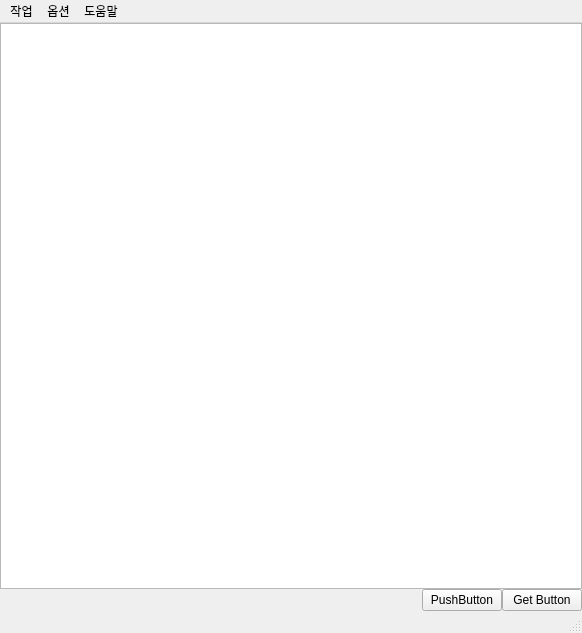
Qt form src/ui/MainWindow.ui (gyuha/wolf-catcher) before a commit.
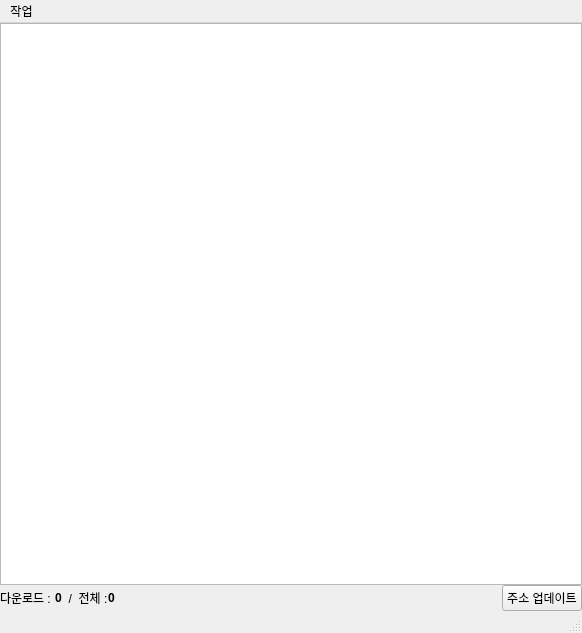
The same form after that commit.

```diff
--- a/src/ui/MainWindow.ui
+++ b/src/ui/MainWindow.ui
@@ -44,6 +44,44 @@
     </item>
     <item>
      <layout class="QHBoxLayout" name="horizontalLayout">
+      <item>
+       <widget class="QLabel" name="label">
+        <property name="text">
+         <string>다운로드 : </string>
+        </property>
+       </widget>
+      </item>
+      <item>
+       <widget class="QLabel" name="downloaded_label">
+        <property name="font">
+         <font>
+          <bold>true</bold>
+         </font>
+        </property>
+        <property name="text">
+         <string>0</string>
+        </property>
+       </widget>
+      </item>
+      <item>
+       <widget class="QLabel" name="label_3">
+        <property name="text">
+         <string>  /  전체 :</string>
+        </property>
+       </widget>
+      </item>
+      <item>
+       <widget class="QLabel" name="total_label">
+        <property name="font">
+         <font>
+          <bold>true</bold>
+         </font>
+        </property>
+        <property name="text">
+         <string>0</string>
+        </property>
+       </widget>
+      </item>
       <item>
        <spacer name="horizontalSpacer">
         <property name="orientation">
@@ -57,17 +95,10 @@
         </property>
        </spacer>
       </item>
-      <item>
-       <widget class="QPushButton" name="pushButton_2">
-        <property name="text">
-         <string>PushButton</string>
-        </property>
-       </widget>
-      </item>
       <item>
        <widget class="QPushButton" name="getButton">
         <property name="text">
-         <string>Get Button</string>
+         <string>주소 업데이트</string>
         </property>
        </widget>
       </item>
@@ -90,21 +121,7 @@
     </property>
     <addaction name="action_exit"/>
    </widget>
-   <widget class="QMenu" name="menu_2">
-    <property name="title">
-     <string>도움말</string>
-    </property>
-   </widget>
-   <widget class="QMenu" name="menu_3">
-    <property name="title">
-     <string>옵션</string>
-    </property>
-    <addaction name="action_always_top"/>
-    <addaction name="action_clipboard_toggle"/>
-   </widget>
    <addaction name="menu"/>
-   <addaction name="menu_3"/>
-   <addaction name="menu_2"/>
   </widget>
   <widget class="QStatusBar" name="statusbar"/>
   <action name="action_always_top">
```
Left out of the diff: 2 changed lines with no effect on the pictures.
